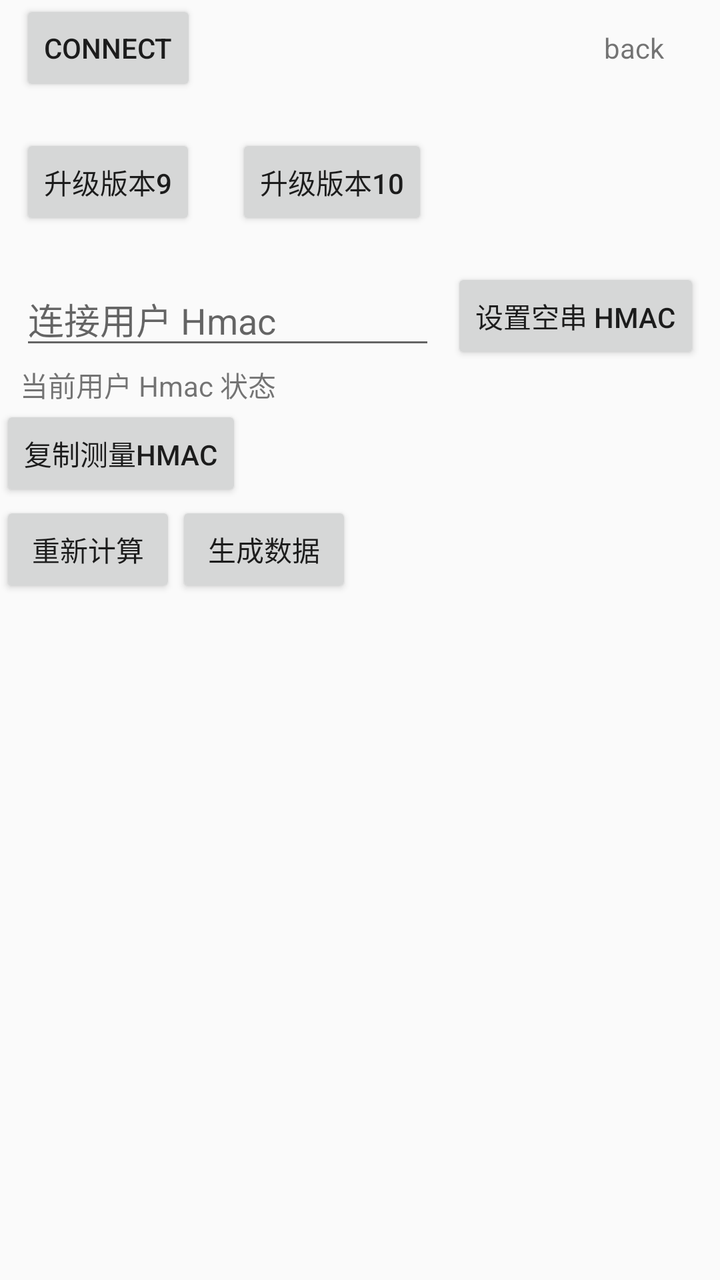
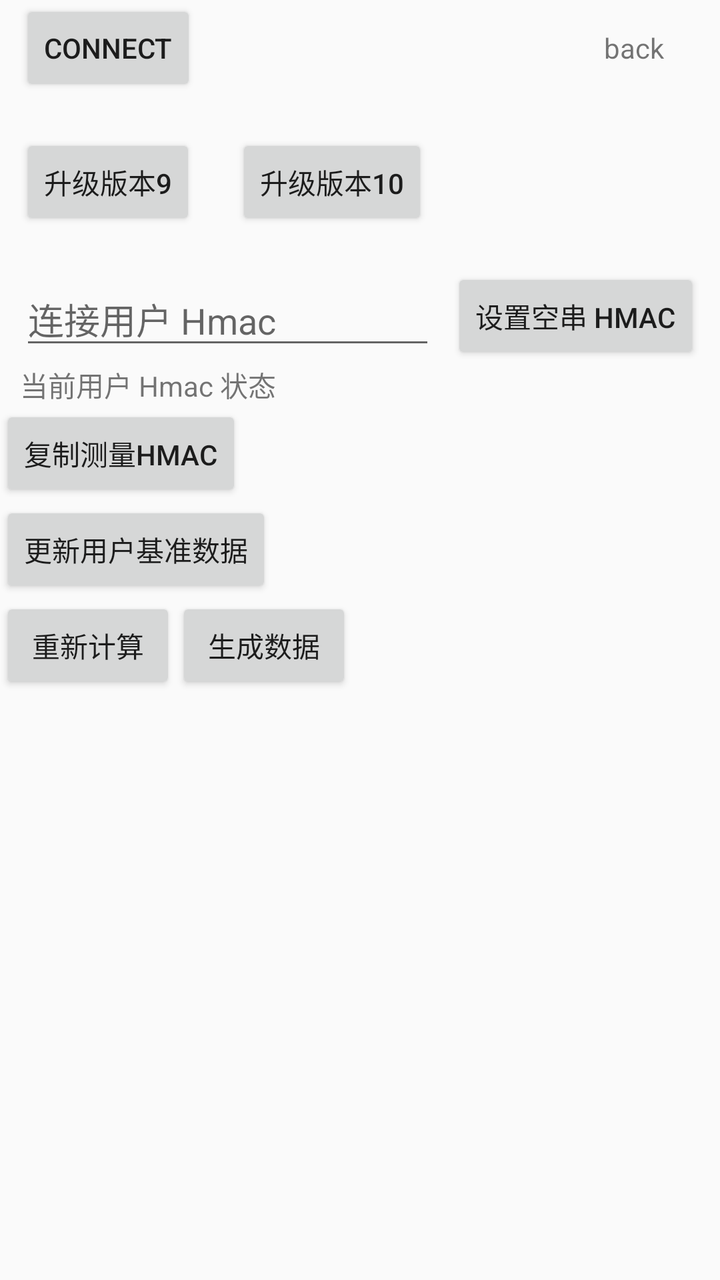

Screens rendered from an Android XML layout before and after an edit, with the pre-edit source and the edit as a unified diff.
<!-- AndroidManifest.xml: application theme AppTheme -->
<!-- res/layout/activity_wsp_scale.xml -->
<?xml version="1.0" encoding="utf-8"?>

<LinearLayout xmlns:android="http://schemas.android.com/apk/res/android"
    xmlns:tools="http://schemas.android.com/tools"
    android:layout_width="match_parent"
    android:layout_height="match_parent"
    android:orientation="vertical"
    tools:context=".view.ConnectActivity">

    <LinearLayout
        android:layout_width="match_parent"
        android:layout_height="wrap_content"
        android:gravity="center_vertical"
        android:orientation="horizontal"
        android:paddingEnd="10dp"
        android:paddingStart="10dp">

        <Button
            android:id="@+id/connectBtn"
            android:layout_width="wrap_content"
            android:text="@string/connect"
            android:layout_height="wrap_content"
            android:layout_gravity="end" />

        <TextView
            android:id="@+id/statusTv"
            android:layout_width="0dp"
            android:layout_height="wrap_content"
            android:layout_marginLeft="10dp"
            android:layout_marginStart="10dp"
            android:layout_weight="1" />

        <TextView
            android:id="@+id/weightTv"
            android:layout_width="0dp"
            android:layout_height="wrap_content"
            android:layout_weight="1"
            android:textSize="15sp" />

        <TextView
            android:id="@+id/back_tv"
            android:layout_width="wrap_content"
            android:layout_height="wrap_content"
            android:layout_marginEnd="10dp"
            android:layout_marginStart="10dp"
            android:padding="8dp"
            android:text="@string/back" />

    </LinearLayout>

    <LinearLayout
        android:layout_width="match_parent"
        android:layout_height="wrap_content"
        android:gravity="center_vertical"
        android:orientation="vertical"
        android:paddingStart="10dp"
        android:paddingEnd="10dp">

        <TextView
            android:id="@+id/batteryTv"
            android:layout_width="wrap_content"
            android:layout_height="wrap_content"
            android:layout_marginStart="10dp"
            android:layout_marginLeft="10dp"
             />

    </LinearLayout>

    <LinearLayout
        android:visibility="gone"
        android:orientation="horizontal"
        android:layout_width="match_parent"
        android:layout_height="wrap_content">

        <Button
            android:text="追零"
            android:id="@+id/chasingZeroBtn"
            android:layout_width="wrap_content"
            android:layout_height="wrap_content" />

        <Button
            android:text="秤端用户拟合，游客反写计算"
            android:id="@+id/kalmanBtn"
            android:layout_width="wrap_content"
            android:layout_height="wrap_content" />

    </LinearLayout>

    <LinearLayout
        android:visibility="visible"
        android:layout_width="match_parent"
        android:layout_height="wrap_content"
        android:gravity="center_vertical"
        android:orientation="horizontal"
        android:paddingEnd="10dp"
        android:paddingStart="10dp">
        <Button
            android:id="@+id/ota9Btn"
            android:layout_width="wrap_content"
            android:layout_height="wrap_content"
            android:layout_gravity="end"
            android:text="升级版本9" />

        <Button
            android:id="@+id/ota10Btn"
            android:layout_width="wrap_content"
            android:layout_height="wrap_content"
            android:layout_gravity="end"
            android:layout_marginStart="20dp"
            android:text="升级版本10" />

    </LinearLayout>

    <LinearLayout
        android:layout_width="match_parent"
        android:layout_height="wrap_content"
        android:gravity="center_vertical"
        android:orientation="horizontal"
        android:paddingEnd="10dp"
        android:paddingStart="10dp">

        <Button
            android:visibility="gone"
            android:id="@+id/stroteDataTest"
            android:layout_width="wrap_content"
            android:layout_height="wrap_content"
            android:text="@string/user_generated_storage_data" />

        <TextView
            android:id="@+id/registerUserIndex"
            android:layout_marginLeft="10dp"
            android:layout_width="wrap_content"
            android:layout_height="wrap_content" />
    </LinearLayout>

    <LinearLayout
        android:visibility="gone"
        android:layout_width="match_parent"
        android:layout_height="wrap_content"
        android:gravity="center_vertical"
        android:orientation="horizontal"
        android:paddingEnd="10dp"
        android:paddingStart="10dp">

        <TextView
            android:id="@+id/bleVerTv"
            android:layout_marginLeft="10dp"
            android:layout_width="wrap_content"
            android:layout_height="wrap_content" />

        <TextView
            android:id="@+id/otaStatusTv"
            android:layout_marginLeft="10dp"
            android:layout_width="wrap_content"
            android:layout_height="wrap_content" />
    </LinearLayout>

    <LinearLayout
        android:orientation="horizontal"
        android:layout_width="match_parent"
        android:layout_height="wrap_content">
        <Button
            android:visibility="gone"
            android:id="@+id/otaBtn"
            android:text="start ota"
            android:layout_marginStart="10dp"
            android:layout_width="wrap_content"
            android:layout_height="wrap_content" />

        <Button
            android:visibility="gone"
            android:id="@+id/resetBtn"
            android:text="reset"
            android:layout_marginStart="10dp"
            android:layout_width="wrap_content"
            android:layout_height="wrap_content" />
    </LinearLayout>

    <LinearLayout
        android:id="@+id/slim_ll"
        android:orientation="vertical"
        android:layout_width="match_parent"
        android:layout_height="wrap_content">

        <LinearLayout
            android:visibility="gone"
            android:orientation="horizontal"
            android:layout_width="match_parent"
            android:layout_height="wrap_content">

        <Button
            android:text="更新减重秤设备配置"
            android:id="@+id/update_slim_device_btn"
            android:layout_width="wrap_content"
            android:layout_height="wrap_content" />

        <Button
            android:text="更新减重秤用户配置"
            android:id="@+id/update_slim_user_btn"
            android:layout_width="wrap_content"
            android:layout_height="wrap_content" />

        <Button
            android:text="重置减重秤"
            android:id="@+id/reset_slim_btn"
            android:layout_width="wrap_content"
            android:layout_height="wrap_content" />
        </LinearLayout>

        <LinearLayout
            android:visibility="gone"
            android:orientation="horizontal"
            android:layout_width="match_parent"
            android:layout_height="wrap_content">

            <Button
                android:text="切换用户"
                android:id="@+id/switch_user_btn"
                android:layout_width="wrap_content"
                android:layout_height="wrap_content" />

            <Button
                android:text="删除用户"
                android:id="@+id/delete_user_btn"
                android:layout_width="wrap_content"
                android:layout_height="wrap_content" />

            <Button
                android:text="更新基准体重"
                android:id="@+id/update_weight_btn"
                android:layout_width="wrap_content"
                android:layout_height="wrap_content" />

        </LinearLayout>

    </LinearLayout>

    <LinearLayout
        android:layout_width="match_parent"
        android:layout_height="wrap_content"
        android:gravity="center_vertical"
        android:orientation="horizontal"
        android:paddingStart="10dp"
        android:paddingEnd="10dp">

        <EditText
            android:id="@+id/userHmacInput"
            android:layout_width="0dp"
            android:layout_height="wrap_content"
            android:layout_weight="1"
            android:hint="连接用户 Hmac"
            android:inputType="textVisiblePassword"
            android:maxLines="2" />

        <Button
            android:id="@+id/setEmptyHmacBtn"
            android:layout_width="wrap_content"
            android:layout_height="wrap_content"
            android:layout_marginStart="8dp"
            android:text="设置空串 Hmac" />

    </LinearLayout>

    <TextView
        android:id="@+id/userHmacStateTv"
        android:layout_width="match_parent"
        android:layout_height="wrap_content"
        android:paddingStart="10dp"
        android:paddingEnd="10dp"
        android:text="当前用户 Hmac 状态" />

    <LinearLayout
        android:visibility="visible"
        android:layout_width="match_parent"
        android:layout_height="wrap_content">

        <Button
            android:id="@+id/storageBtn"
            android:visibility="gone"
            android:text="查看存储数据"
            android:layout_width="wrap_content"
            android:layout_height="wrap_content" />

        <Button
            android:id="@+id/measureHmacBtn"
            android:text="复制测量Hmac"
            android:layout_width="wrap_content"
            android:layout_height="wrap_content" />

    </LinearLayout>

    <LinearLayout
        android:visibility="visible"
        android:layout_width="match_parent"
        android:layout_height="wrap_content">

        <Button
            android:id="@+id/reCalcBtn"
            android:text="重新计算"
            android:layout_width="wrap_content"
            android:layout_height="wrap_content" />

        <Button
            android:text="生成数据"
            android:id="@+id/generateBtn"
            android:layout_width="wrap_content"
            android:layout_height="wrap_content" />

    </LinearLayout>

    <TextView
        android:id="@+id/snTextView"
        android:layout_width="wrap_content"
        android:paddingEnd="10dp"
        android:paddingStart="10dp"
        android:layout_height="wrap_content" />

    <ListView
        android:id="@+id/listView"
        android:layout_width="match_parent"
        android:layout_height="0dp"
        android:layout_weight="1" />

</LinearLayout>
<!-- resources referenced by this layout -->
<resources>
  <string name="back">back</string>
  <string name="connect">connect</string>
  <string name="user_generated_storage_data">User generated dual mode storage data</string>
  <style name="AppTheme" parent="Theme.AppCompat.Light.DarkActionBar">
          
          <item name="android:windowNoTitle">true</item>
          <item name="android:windowFullscreen">true</item>
      </style>
</resources>

<!-- the commit's change to res/layout/activity_wsp_scale.xml (unified diff, before → after) -->
@@ -295,6 +295,19 @@
         android:layout_height="wrap_content">
 
         <Button
+            android:id="@+id/updateUserScaleDatumDataBtn"
+            android:layout_width="wrap_content"
+            android:layout_height="wrap_content"
+            android:text="更新用户基准数据" />
+
+    </LinearLayout>
+
+    <LinearLayout
+        android:visibility="visible"
+        android:layout_width="match_parent"
+        android:layout_height="wrap_content">
+
+        <Button
             android:id="@+id/reCalcBtn"
             android:text="重新计算"
             android:layout_width="wrap_content"
